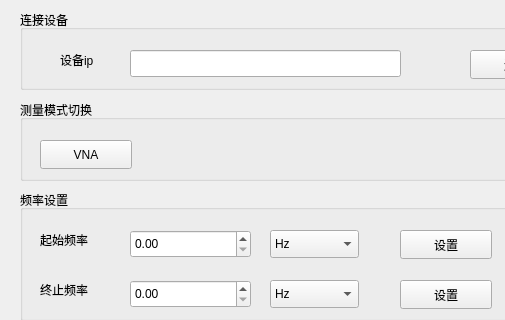
First picture: the form in VNA_rotat_sampling/mainwindow.ui, repository J4nnA/oldRoll, before the edit; both pictures show x 0 to 505 and y 0 to 320 of the 780 by 647 pixel window.
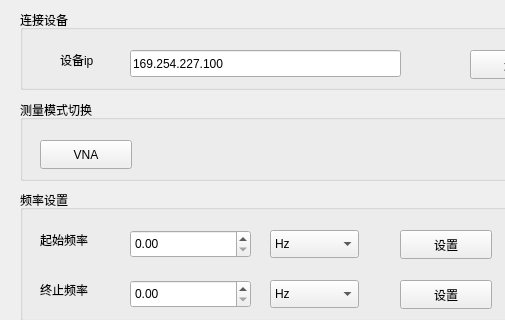
Second picture: the form after the edit.

Patch:
```diff
--- a/VNA_rotat_sampling/mainwindow.ui
+++ b/VNA_rotat_sampling/mainwindow.ui
@@ -35,6 +35,9 @@
        <height>27</height>
       </rect>
      </property>
+     <property name="text">
+      <string>169.254.227.100</string>
+     </property>
     </widget>
     <widget class="QPushButton" name="btnConnect">
      <property name="geometry">
```
Left out of the diff: 2 changed lines with no effect on the pictures.
